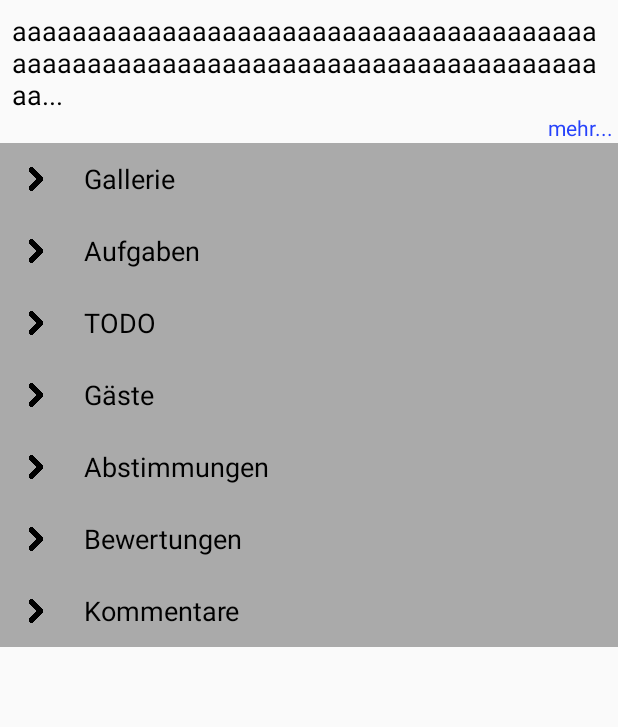
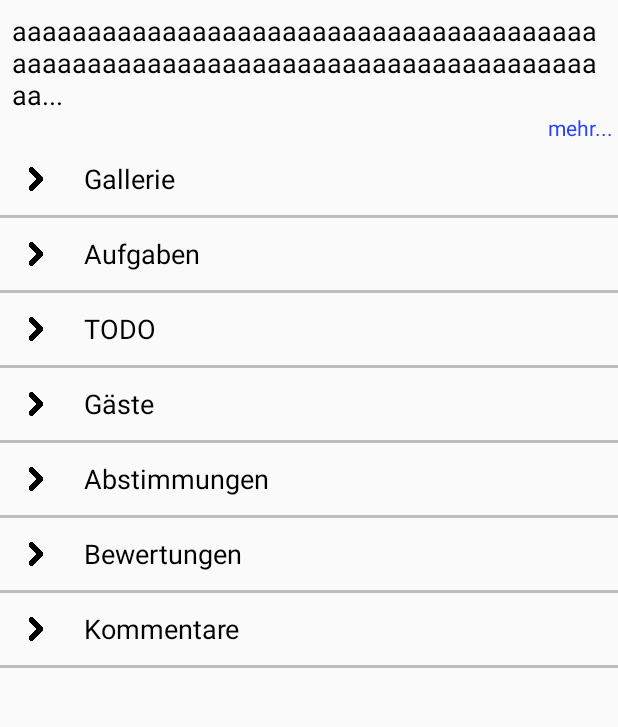
Before and after one commit to FHBielefeld-IFM-WS1718-SWEng1/AndroidApp, an Android app: the fragment EventMainFragment shown on its own in the app's theme, on a phone screen of 412 x 824 dp, the part 276-1003 px from its top. Run offline under Robolectric (Android 15) with nearby library versions, the phone set to English and light mode, and no system bars.

Commit message:
Trennlinien für Expandable View

```diff
--- a/app/src/main/java/partyplaner/partyplaner/Veranstaltung/Fragmente/ExpandableFragment.java
+++ b/app/src/main/java/partyplaner/partyplaner/Veranstaltung/Fragmente/ExpandableFragment.java
@@ -62,8 +62,8 @@ public class ExpandableFragment extends Fragment {
             }
         });
 
-        expandGroup();
-        collapseGroup(view);
+        //expandGroup();
+        quickCollapseGroup(view);
         this.view = view;
         return view;
     }
@@ -131,4 +131,17 @@ public class ExpandableFragment extends Fragment {
         }
     }
 
+    private void quickCollapseGroup(View fragment) {
+        if (fragment != null) {
+            LinearLayout body = fragment.findViewById(id);
+            LinearLayout back = fragment.findViewById(R.id.expand_back);
+            ImageView arrow = fragment.findViewById(R.id.arrow);
+
+            arrow.setRotation(-90);
+            body.getLayoutParams().height = 0;
+
+            expandend = false;
+        }
+    }
+
 }
--- a/app/src/main/res/layout/event_expandable_fragment.xml
+++ b/app/src/main/res/layout/event_expandable_fragment.xml
@@ -9,8 +9,7 @@
     <RelativeLayout
         android:id="@+id/head"
         android:layout_width="match_parent"
-        android:layout_height="wrap_content"
-        android:background="@android:color/darker_gray">
+        android:layout_height="wrap_content">
 
         <ImageView
             android:id="@+id/arrow"
@@ -35,6 +34,12 @@
     </RelativeLayout>
 
     <LinearLayout
+        android:layout_width="match_parent"
+        android:layout_height="2dp"
+        android:background="@color/expandeble_divde_linde"
+        android:orientation="vertical"></LinearLayout>
+
+    <LinearLayout
         android:id="@+id/body"
         android:layout_width="match_parent"
         android:layout_height="wrap_content"
--- a/app/src/main/res/values/colors.xml
+++ b/app/src/main/res/values/colors.xml
@@ -11,7 +11,9 @@
     <color name="highlightPrimary">#47fe4c</color>
     <color name="highlightSecondary">#e8fc65</color>
     <color name="green">#21ff19</color>
-    <color name="blue">#2642fb</color>s
+    <color name="blue">#2642fb</color>
+    <color name="expandeble_backgroud">#f1f1f1</color>
+    <color name="expandeble_divde_linde">#bdbdbd</color>s
     <item name="visible" type="id"/>
     <item name="masked" type="id"/>
 </resources>
```
